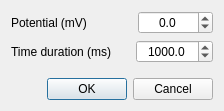
Before: the Qt Designer form software/digitizer/src/polarization_dlg.ui in z80/digitizer, drawn with Qt 5.
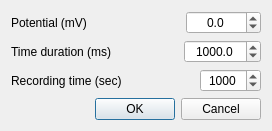
After: the same form once the commit is applied.

Commit message: Made recording for chonoamperometry.

```diff
--- a/software/digitizer/src/polarization_dlg.ui
+++ b/software/digitizer/src/polarization_dlg.ui
@@ -6,8 +6,8 @@
    <rect>
     <x>0</x>
     <y>0</y>
-    <width>224</width>
-    <height>111</height>
+    <width>272</width>
+    <height>131</height>
    </rect>
   </property>
   <property name="windowTitle">
@@ -103,6 +103,52 @@
      </item>
     </layout>
    </item>
+   <item>
+    <layout class="QHBoxLayout" name="horizontalLayout_3">
+     <item>
+      <widget class="QLabel" name="label_2">
+       <property name="text">
+        <string>Recording time (sec)</string>
+       </property>
+      </widget>
+     </item>
+     <item>
+      <spacer name="horizontalSpacer_3">
+       <property name="orientation">
+        <enum>Qt::Horizontal</enum>
+       </property>
+       <property name="sizeHint" stdset="0">
+        <size>
+         <width>40</width>
+         <height>20</height>
+        </size>
+       </property>
+      </spacer>
+     </item>
+     <item>
+      <widget class="QDoubleSpinBox" name="recordDuration">
+       <property name="alignment">
+        <set>Qt::AlignCenter</set>
+       </property>
+       <property name="correctionMode">
+        <enum>QAbstractSpinBox::CorrectToNearestValue</enum>
+       </property>
+       <property name="decimals">
+        <number>0</number>
+       </property>
+       <property name="minimum">
+        <double>1.000000000000000</double>
+       </property>
+       <property name="maximum">
+        <double>86400.000000000000000</double>
+       </property>
+       <property name="value">
+        <double>1000.000000000000000</double>
+       </property>
+      </widget>
+     </item>
+    </layout>
+   </item>
    <item>
     <spacer name="verticalSpacer">
      <property name="orientation">
```
The commit also changes 4 other files.
